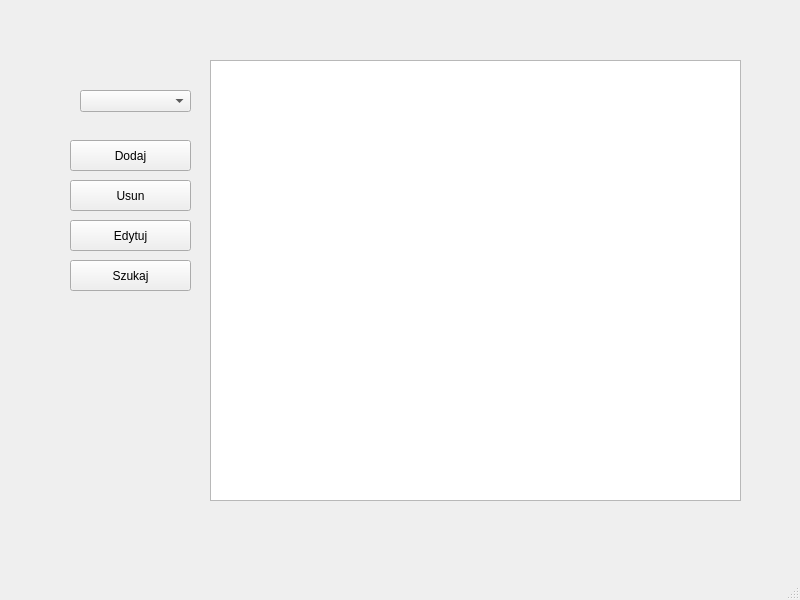
Old version of the form mainwindow.ui in the repository IPP-Projekt/Uczelnia_z_bibloteka_klas.
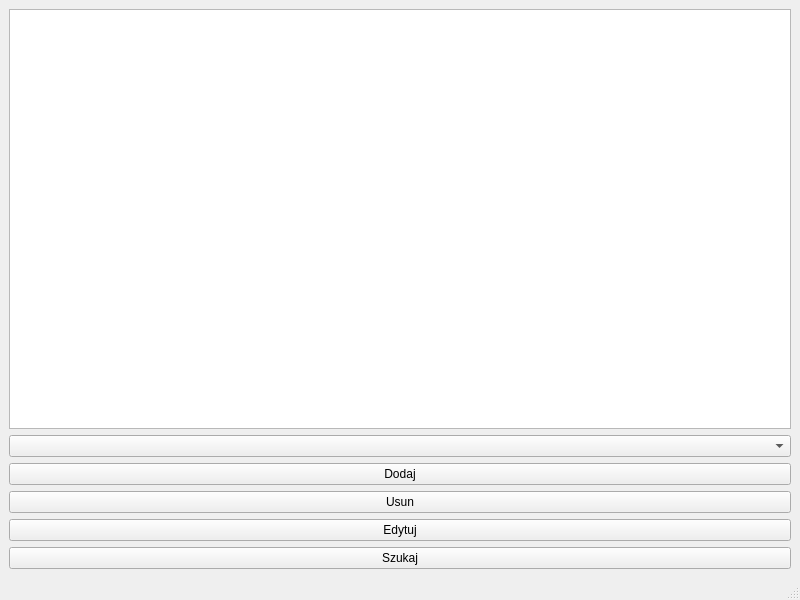
New version of the form.

```diff
--- a/mainwindow.ui
+++ b/mainwindow.ui
@@ -14,78 +14,42 @@
    <string>MainWindow</string>
   </property>
   <widget class="QWidget" name="centralwidget">
+   <layout class="QGridLayout" name="gridLayout">
+    <item row="0" column="0">
+     <widget class="QTableView" name="tableViewDatabase"/>
+    </item>
+    <item row="1" column="0">
+     <widget class="QComboBox" name="comboBoxTable"/>
+    </item>
+    <item row="2" column="0">
    <widget class="QPushButton" name="btn_Dodaj">
-    <property name="geometry">
-     <rect>
-      <x>70</x>
-      <y>140</y>
-      <width>121</width>
-      <height>31</height>
-     </rect>
-    </property>
     <property name="text">
      <string>Dodaj</string>
     </property>
    </widget>
+    </item>
+    <item row="3" column="0">
    <widget class="QPushButton" name="btn_Usun">
-    <property name="geometry">
-     <rect>
-      <x>70</x>
-      <y>180</y>
-      <width>121</width>
-      <height>31</height>
-     </rect>
-    </property>
     <property name="text">
      <string>Usun</string>
     </property>
    </widget>
+    </item>
+    <item row="4" column="0">
    <widget class="QPushButton" name="btn_Edytuj">
-    <property name="geometry">
-     <rect>
-      <x>70</x>
-      <y>220</y>
-      <width>121</width>
-      <height>31</height>
-     </rect>
-    </property>
     <property name="text">
      <string>Edytuj</string>
     </property>
    </widget>
+    </item>
+    <item row="5" column="0">
    <widget class="QPushButton" name="btn_Szukaj">
-    <property name="geometry">
-     <rect>
-      <x>70</x>
-      <y>260</y>
-      <width>121</width>
-      <height>31</height>
-     </rect>
-    </property>
     <property name="text">
      <string>Szukaj</string>
     </property>
    </widget>
-   <widget class="QTableView" name="tableViewDatabase">
-    <property name="geometry">
-     <rect>
-      <x>210</x>
-      <y>60</y>
-      <width>531</width>
-      <height>441</height>
-     </rect>
-    </property>
-   </widget>
-   <widget class="QComboBox" name="comboBoxTable">
-    <property name="geometry">
-     <rect>
-      <x>80</x>
-      <y>90</y>
-      <width>111</width>
-      <height>22</height>
-     </rect>
-    </property>
-   </widget>
+    </item>
+   </layout>
   </widget>
   <widget class="QMenuBar" name="menubar">
    <property name="geometry">
```
Lines whose indentation alone changed are shown as unchanged.
